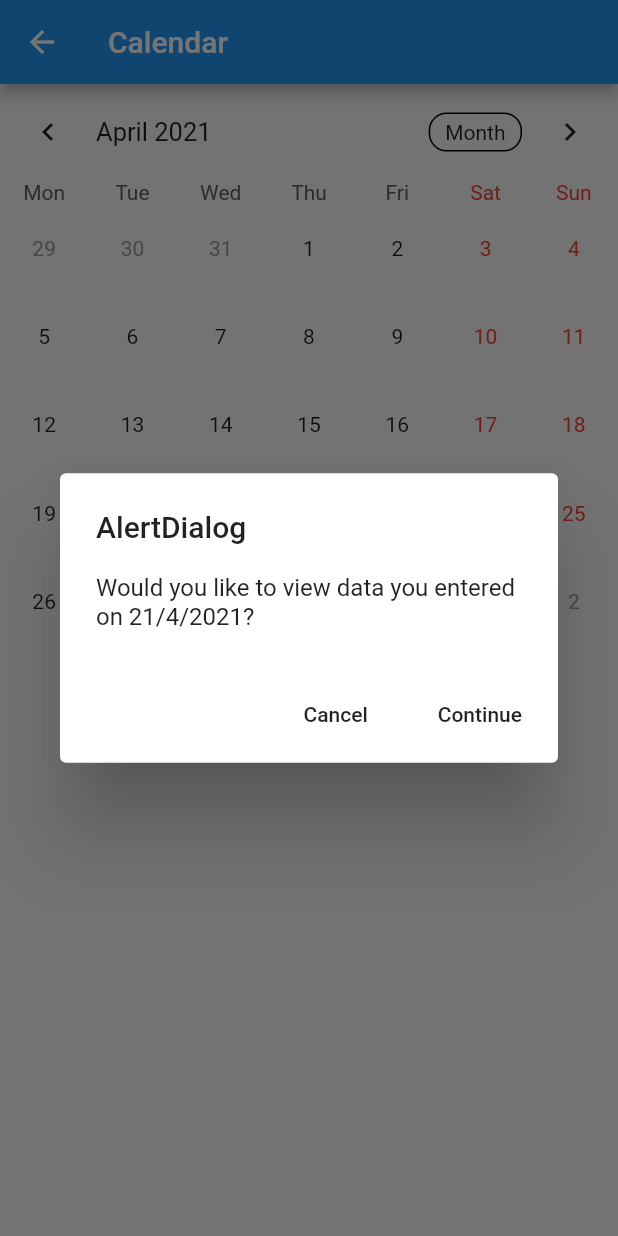
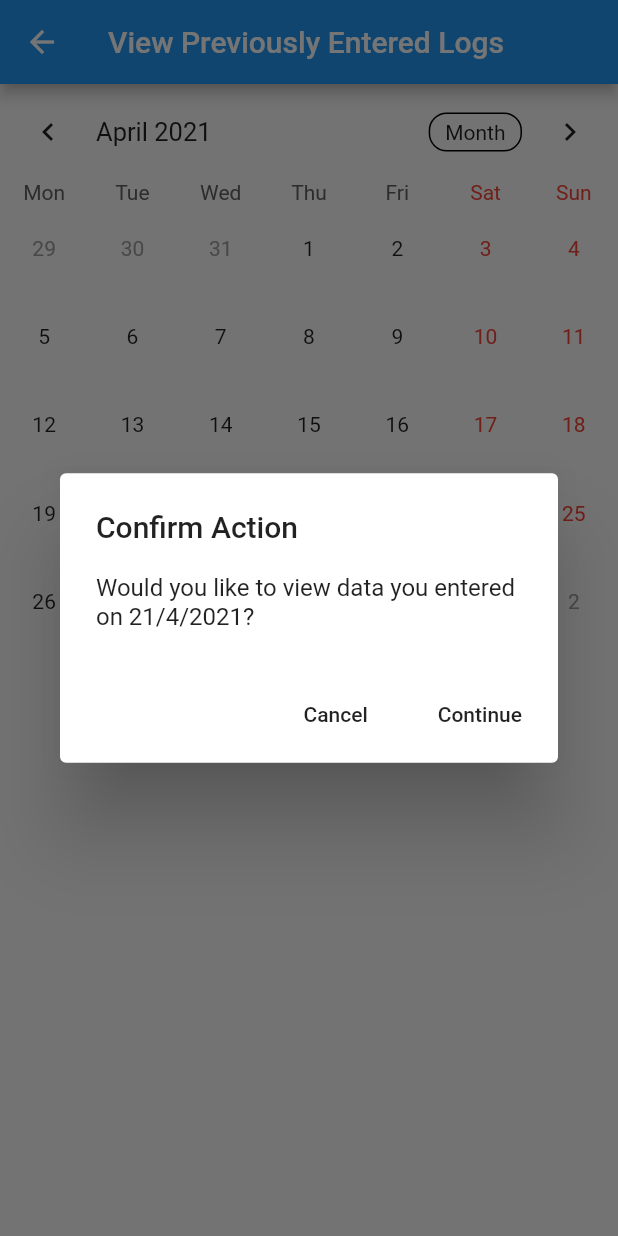
Before and after one commit to cliona-murphy/healthy_app3, a Flutter app: the CalendarView screen opened directly, after a tap on "Select date", on a phone screen of 412 x 824 dp. Run offline on Flutter 3.47's test engine with Material 2 defaults, Android fonts, the phone set to English and light mode, and no system bars; drawn by our look-alikes of table_calendar; our stand-ins replace charts_flutter, cloud_firestore, firebase_auth, flushbar, flutter_spinkit, percent_indicator; missing offline and left inert: cupertino_setting_control; accounts and stored records are empty.

Commit message:
editing title of calendar page

```diff
--- a/lib/screens/home/calendar.dart
+++ b/lib/screens/home/calendar.dart
@@ -50,7 +50,7 @@ class _CalendarViewState extends State<CalendarView> {
 
     // set up the AlertDialog
     AlertDialog alert = AlertDialog(
-      title: Text("AlertDialog"),
+      title: Text("Confirm Action"),
       content: Text("Would you like to view data you entered on ${selectedDay}?"),
       actions: [
         cancelButton,
@@ -77,7 +77,7 @@ class _CalendarViewState extends State<CalendarView> {
   Widget build(BuildContext context) {
     return new Scaffold(
         appBar: new AppBar(
-          title: new Text("Calendar"),
+          title: new Text("View Previously Entered Logs"),
         ),
         body: SingleChildScrollView(
           child: Column(
```
